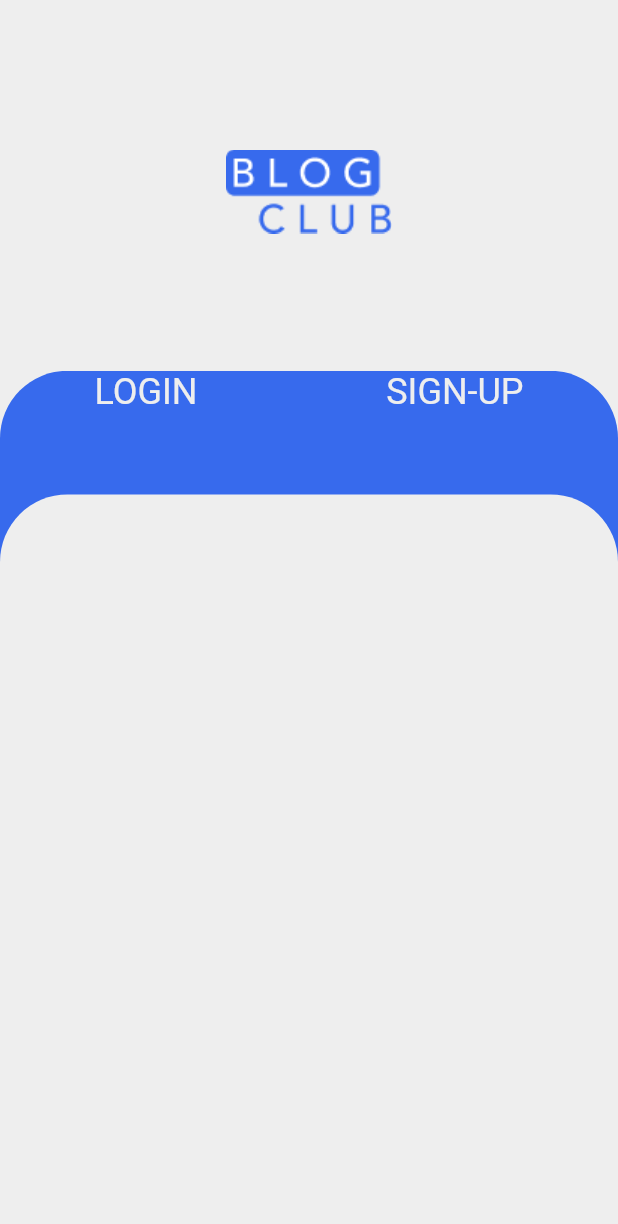
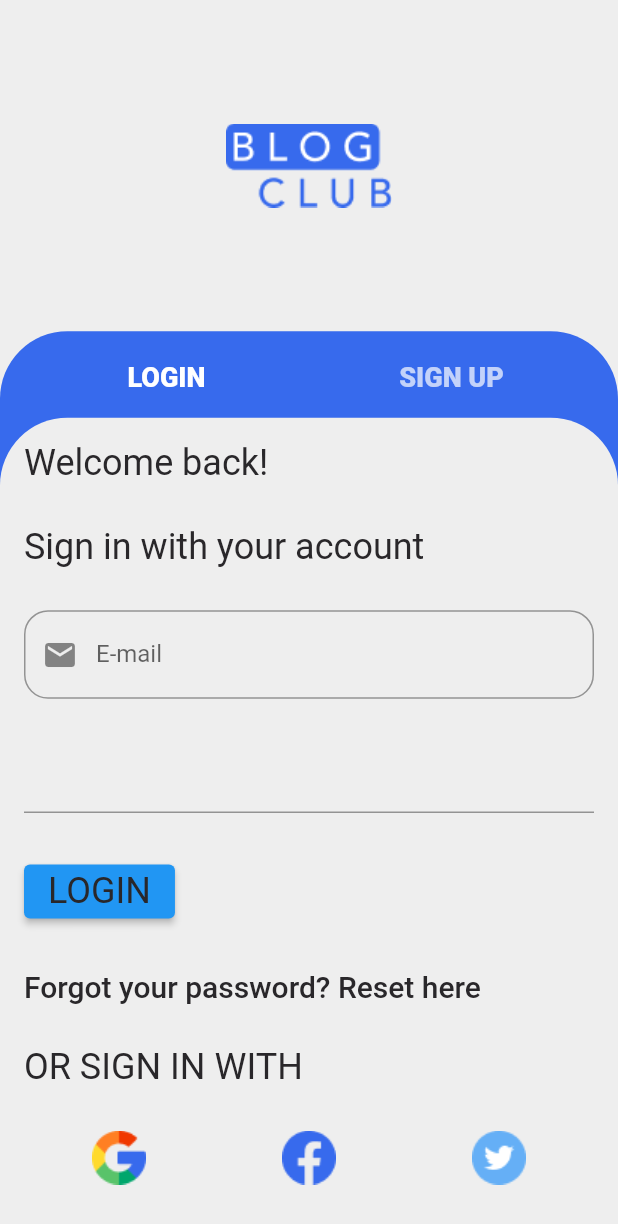
Before and after one commit to teomankaratas/flutter_recycle, a Flutter app: the screen it shows after launch, on a phone screen of 412 x 824 dp. Shown: the top 1224 px of the screen. Run offline on Flutter 3.47's test engine with Material 2 defaults, Android fonts, the phone set to English and light mode, and no system bars; our stand-ins replace get, get_storage.

Commit message:
still too early

```diff
--- a/lib/theme/color_constants.dart
+++ b/lib/theme/color_constants.dart
@@ -9,6 +9,7 @@ class ColorConstants {
   static const Color whiteSmoke= Color(0XFFEEEEEE);
   static const Color jaguar = Color(0XFF29272A);
   static const Color ultramarineBlue = Color(0XFF376AED);
+  static const Color metallicBlue = Color(0XFF2D4379);
 
 
 }
--- a/lib/view/auth/auth_page.dart
+++ b/lib/view/auth/auth_page.dart
@@ -1,5 +1,7 @@
 import 'package:flutter/material.dart';
 import 'package:flutter_recycle/theme/color_constants.dart';
+import 'package:flutter_recycle/view/auth/controllers/auth_controller.dart';
+import 'package:flutter_recycle/view/auth/login/login_page.dart';
 import 'package:get/get.dart';
 
 import 'widgets/top_shaped_container.dart';
@@ -9,17 +11,25 @@ class AuthPage extends StatelessWidget {
 
   @override
   Widget build(BuildContext context) {
+    final MyTabController _myTabController = Get.put(MyTabController());
+
+
     return SafeArea(
       child: Scaffold(
-        body: Column(
+        body: SingleChildScrollView(
+          reverse: true,
+          child: Column(
             mainAxisAlignment: MainAxisAlignment.spaceBetween,
             children: [
               SizedBox(
-              height: Get.size.height * 0.01,
+                height: Get.height * 0.1,
               ),
               Image.asset(
                 "assets/icons/logo_icon.png",
                 fit: BoxFit.cover,
+              ),
+              SizedBox(
+                height: Get.height * 0.1,
               ),
               Stack(
                 children: [
@@ -27,29 +37,50 @@ class AuthPage extends StatelessWidget {
                       height: Get.height * 0.7,
                       width: Get.width,
                       color: ColorConstants.ultramarineBlue,
-                  child: Row(
-
-                    crossAxisAlignment: CrossAxisAlignment.start,
-                    mainAxisAlignment: MainAxisAlignment.spaceAround,
-                    children: const [
-                      Text("LOGIN",style: TextStyle(color: ColorConstants.whiteSmoke,fontSize: 24,)),
-                      Text("SIGN-UP",style: TextStyle(color: ColorConstants.whiteSmoke,fontSize: 24,)),
+                      child: Column(
+                        mainAxisAlignment: MainAxisAlignment.start,
+                        children: [
+                          TabBar(
+                            labelStyle: const TextStyle(
+                              fontSize: 18,
+                              fontWeight: FontWeight.w800,
+                            ),
+                            padding: const EdgeInsets.only(
+                                left: 16, right: 16, top: 8),
+                            indicatorWeight: 0.0001,
+                            tabs: _myTabController.authTabs,
+                            controller: _myTabController.tabController,
+                          ),
                         ],
+                      )),
+                  Positioned(
+                    top: Get.height * 0.07,
+                    child: TopShapedContainer(
+                      height: Get.height*0.64,
+                      width: Get.width,
+                      color: ColorConstants.whiteSmoke,
+                      child: TabBarView(
+                          controller: _myTabController.tabController,
+                          children: [
+                            LoginPage(),
+                            Text(
+                              "KAYIT OL",
+                              style: Theme.of(context)
+                                  .textTheme
+                                  .headline2!
+                                  .copyWith(
+                                    color: ColorConstants.jaguar,
+                                  ),
+                            )
+                          ]),
                     ),
                   ),
-                Positioned(
-                    top: Get.height * 0.1,
-                    child: TopShapedContainer(
-                      height: Get.height,
-                      width: Get.width,
-                      color: ColorConstants.whiteSmoke,
-                      child: Column(),
-                    )),
                 ],
               )
             ],
           ),
         ),
+      ),
     );
   }
 }
--- /dev/null
+++ b/lib/view/auth/controllers/auth_controller.dart
@@ -0,0 +1,48 @@
+import 'package:flutter/material.dart';
+import 'package:get/get.dart';
+
+class MyTabController extends GetxController
+    with GetSingleTickerProviderStateMixin {
+  late TabController tabController;
+  final List<Tab> authTabs = <Tab>[
+    const Tab(
+      text: "LOGIN",
+    ),
+    const Tab(
+      text: "SIGN UP",
+    ),
+  ];
+  @override
+  void onInit() {
+    tabController = TabController(length: 2, vsync: this);
+    super.onInit();
+  }
+
+  @override
+  void onClose() {
+    tabController.dispose();
+    super.onClose();
+  }
+}
+
+class AuthTextEditingController extends GetxController {
+  late TextEditingController emailFieldController;
+   late TextEditingController passwordFieldController ;
+  RxString emailTextfieldString = ''.obs;
+
+  @override
+  void onInit() {
+    emailFieldController = TextEditingController();
+    passwordFieldController = TextEditingController();
+    super.onInit();
+
+    emailFieldController.addListener(() {emailTextfieldString.value=emailFieldController.text;});
+  }
+
+  @override
+  void onClose() {
+    emailFieldController.dispose();
+    passwordFieldController.dispose();
+    super.onClose();
+  }
+}
--- /dev/null
+++ b/lib/view/auth/login/login_page.dart
@@ -0,0 +1,79 @@
+import 'package:flutter/material.dart';
+import 'package:flutter_recycle/theme/color_constants.dart';
+import 'package:flutter_recycle/view/auth/controllers/auth_controller.dart';
+import 'package:get/get.dart';
+
+import 'widgets/email_textfield.dart';
+
+class LoginPage extends StatelessWidget {
+  LoginPage({Key? key}) : super(key: key);
+
+  final AuthTextEditingController _authTextEditingController =
+      Get.put(AuthTextEditingController());
+
+  @override
+  Widget build(BuildContext context) {
+    return Padding(
+      padding: const EdgeInsets.all(16.0),
+      child: Column(
+        crossAxisAlignment: CrossAxisAlignment.start,
+        mainAxisAlignment: MainAxisAlignment.spaceBetween,
+        children: [
+          Text(
+            "Welcome back!",
+            style: Theme.of(context)
+                .textTheme
+                .headline5!
+                .copyWith(color: ColorConstants.jaguar),
+          ),
+          Text(
+            "Sign in with your account",
+            style: Theme.of(context).textTheme.headline5!.copyWith(
+                  color: ColorConstants.jaguar,
+                ),
+          ),
+          Obx(
+            () => EmailTextField(
+              text: _authTextEditingController.emailTextfieldString.value,
+              prefixIcon: const Icon(Icons.email),
+              labelText: "E-mail",
+              textEditingController:
+                  _authTextEditingController.emailFieldController,
+            ),
+          ),
+          const TextField(),
+          ElevatedButton(
+            onPressed: () {},
+            child: Text(
+              "LOGIN",
+              style: Theme.of(context)
+                  .textTheme
+                  .headline5!
+                  .copyWith(color: ColorConstants.jaguar),
+            ),
+          ),
+          Text(
+            "Forgot your password? Reset here",
+            style: Theme.of(context)
+                .textTheme
+                .headline6!
+                .copyWith(color: ColorConstants.jaguar),
+          ),
+          Text(
+            "OR SIGN IN WITH",
+            style: Theme.of(context).textTheme.headline5!.copyWith(
+                color: ColorConstants.jaguar, fontWeight: FontWeight.w400),
+          ),
+          Row(
+            mainAxisAlignment: MainAxisAlignment.spaceAround,
+            children: [
+              Image.asset("assets/icons/google_icon.png"),
+              Image.asset("assets/icons/facebook_icon.png"),
+              Image.asset("assets/icons/twitter_icon.png"),
+            ],
+          )
+        ],
+      ),
+    );
+  }
+}
--- /dev/null
+++ b/lib/view/auth/login/widgets/email_textfield.dart
@@ -0,0 +1,37 @@
+import 'package:flutter/material.dart';
+
+
+class EmailTextField extends StatelessWidget {
+  const EmailTextField(
+      {Key? key,
+      required this.prefixIcon,
+      required this.labelText,
+      required this.textEditingController,
+      required this.text})
+      : super(key: key);
+  final Icon prefixIcon;
+  final String labelText;
+  final TextEditingController textEditingController;
+  final String text;
+  @override
+  Widget build(BuildContext context) {
+    return TextFormField(
+      controller: textEditingController,
+      decoration: InputDecoration(
+        suffixIcon: text.isNotEmpty
+            ? IconButton(
+                icon: const Icon(Icons.cancel_sharp),
+                onPressed: () {
+                  textEditingController.clear();
+                },
+              )
+            : null,
+        prefixIcon: prefixIcon,
+        labelText: labelText,
+        border: const OutlineInputBorder(
+          borderRadius: BorderRadius.all(Radius.circular(16)),
+        ),
+      ),
+    );
+  }
+}
```
Lines whose indentation alone changed are shown as unchanged.
